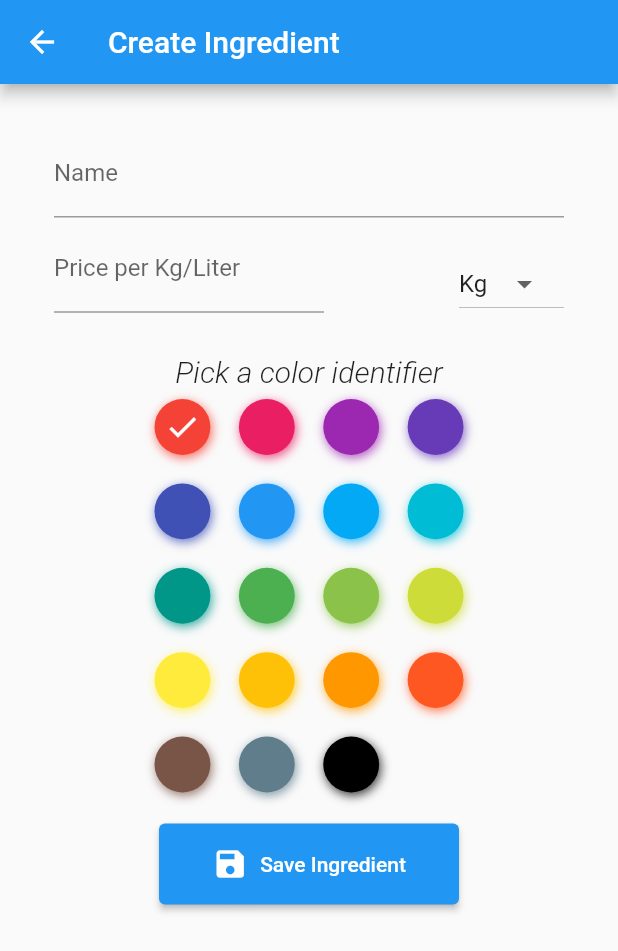
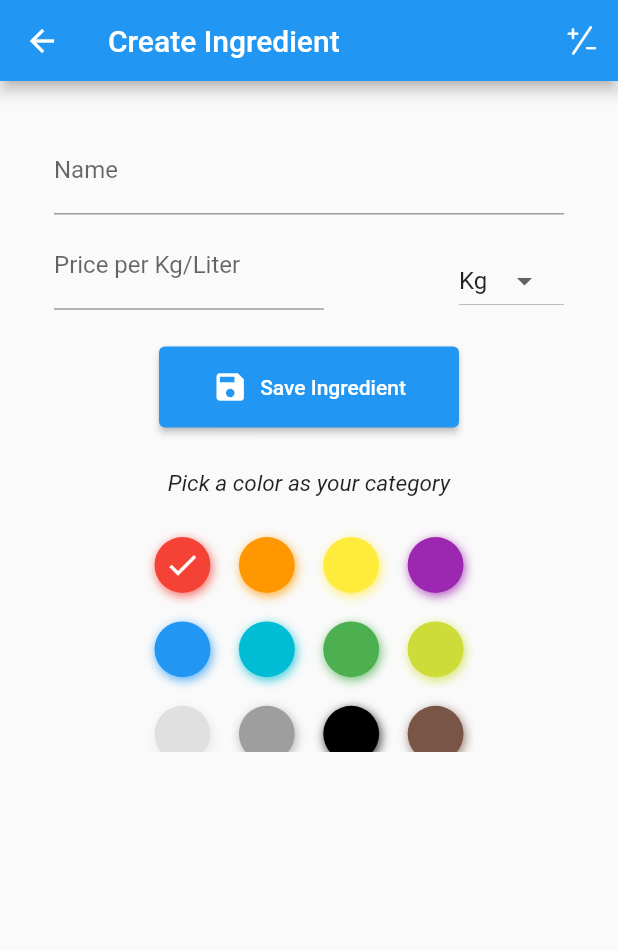
Before and after one commit to jaco2716/ProfitCalculator, a Flutter app: the screen it shows after launch, after a tap on "Create Ingredient", on a phone screen of 412 x 824 dp. Shown: the top 951 px of the screen. Run offline on Flutter 3.47's test engine with Material 2 defaults, Android fonts, the light colour scheme and no system bars; drawn by our look-alikes of flutter_colorpicker; our stand-ins replace file_picker, fl_chart, percent_indicator, share; missing offline and left inert: flutter_simple_calculator.

Commit message:
fejl med komma fix, mililitter og gram fix, in app calculator

```diff
--- a/lib/CreateIngredient.dart
+++ b/lib/CreateIngredient.dart
@@ -5,6 +5,7 @@ import 'package:flutter/services.dart';
 import 'package:flutter_colorpicker/flutter_colorpicker.dart';
 import 'package:profit_calculator/FileManagement.dart';
 import 'package:profit_calculator/Model/EnvironmentConfig.dart' as config;
+import 'package:profit_calculator/MyAppBarWithCalc.dart';
 import 'package:profit_calculator/ObjectManager.dart';
 import 'Model/Ingredient.dart';
 
@@ -40,10 +41,12 @@ class _CreateIngredientState extends State<CreateIngredient> {
 
 //Check if ingredient is being edited and then insert object
   initEditMode() {
+    String tempKg;
     if (widget.editMode ?? false) {
       currentColor = Color(widget.editIngredient.color);
       _name = widget.editIngredient.name;
-      _kgPrice = widget.editIngredient.kgPrice.toString();
+      tempKg = widget.editIngredient.kgPrice.toString();
+      _kgPrice = tempKg.replaceAll('.', ',');
       _measureUnit = widget.editIngredient.measureUnit;
     }
   }
@@ -51,10 +54,13 @@ class _CreateIngredientState extends State<CreateIngredient> {
   @override
   Widget build(BuildContext context) {
     return Scaffold(
-      appBar: AppBar(
-        title: Text('Create Ingredient'),
-      ),
-      body: SingleChildScrollView(
+      appBar: MyAppBarWithCalc('Create Ingredient'),
+      // AppBar(
+      //   title: Text('Create Ingredient'),
+      // ),
+      body: GestureDetector(
+        onTap: () => FocusScope.of(context).unfocus(),
+        child: SingleChildScrollView(
           child: Center(
             child: Container(
               constraints: BoxConstraints(maxWidth: 400),
@@ -86,9 +92,11 @@ class _CreateIngredientState extends State<CreateIngredient> {
                             ),
                             initialValue: _kgPrice,
                             inputFormatters: <TextInputFormatter>[
-                            FilteringTextInputFormatter.allow(RegExp(r'[0-9.]'))
+                              FilteringTextInputFormatter.allow(
+                                  RegExp(r'[0-9,.]'))
                             ],
-                          keyboardType: TextInputType.phone,
+                            keyboardType:
+                                TextInputType.numberWithOptions(decimal: true),
                             validator: (value) => validateDouble(value),
                             onSaved: (value) => _kgPrice = value,
                             onFieldSubmitted: (value) => changeFocus(),
@@ -106,6 +114,8 @@ class _CreateIngredientState extends State<CreateIngredient> {
                                 items: <String>[
                                   "Kg",
                                   "Liter",
+                                  "g",
+                                  "ml",
                                 ].map<DropdownMenuItem<String>>((String value) {
                                   return DropdownMenuItem<String>(
                                     value: value,
@@ -119,21 +129,8 @@ class _CreateIngredientState extends State<CreateIngredient> {
                                 }))
                       ],
                     ),
-                  Text(
-                    '\nPick a color identifier',
-                    style: TextStyle(
-                        fontSize: 20,
-                        fontWeight: FontWeight.w300,
-                        fontStyle: FontStyle.italic),
-                  ),
-                  Container(
-                    padding: EdgeInsets.only(top: 0, right: 50, left: 50),
-                    height: 290,
-                    width: 320,
-                    child: BlockPicker(
-                      pickerColor: currentColor,
-                      onColorChanged: changeColor,
-                    ),
+                    SizedBox(
+                      height: 20,
                     ),
                     Container(
                         width: 200,
@@ -143,7 +140,42 @@ class _CreateIngredientState extends State<CreateIngredient> {
                             label: Text('Save Ingredient'),
                             onPressed: () => _saveIngredient())),
                     SizedBox(
-                    height: 20,
+                      height: 10,
+                    ),
+                    Text(
+                      '\nPick a color as your category',
+                      style: TextStyle(
+                          fontSize: 15,
+                          // fontWeight: FontWeight.w300,
+                          fontStyle: FontStyle.italic),
+                    ),
+                    Padding(
+                      padding: const EdgeInsets.symmetric(
+                          horizontal: 40, vertical: 20),
+                      child: Container(
+                        // color: Colors.blue[100],
+                        padding: EdgeInsets.only(top: 0, right: 20, left: 20),
+                        height: 150,
+                        width: 320,
+                        child: BlockPicker(
+                          availableColors: [
+                            Colors.red,
+                            Colors.orange,
+                            Colors.yellow,
+                            Colors.purple,
+                            Colors.blue,
+                            Colors.cyan,
+                            Colors.green,
+                            Colors.lime,
+                            Colors.grey[300],
+                            Colors.grey,
+                            Colors.black,
+                            Colors.brown,
+                          ],
+                          pickerColor: currentColor,
+                          onColorChanged: changeColor,
+                        ),
+                      ),
                     ),
                     widget.editMode ?? false
                         ? !widget.editIngredient.archived
@@ -170,6 +202,7 @@ class _CreateIngredientState extends State<CreateIngredient> {
             ),
           ),
         ),
+      ),
     );
   }
 
@@ -178,7 +211,8 @@ class _CreateIngredientState extends State<CreateIngredient> {
     if (_formKey.currentState.validate()) {
       _formKey.currentState.save();
 
-      double finalKgPrice = double.parse(_kgPrice);
+      String tempKgPrice = _kgPrice.replaceAll(',', '.');
+      double finalKgPrice = double.parse(tempKgPrice);
 //Create new id or use edit ingredient id
       int newID;
       if (widget.editMode ?? false)
@@ -331,6 +365,7 @@ class _CreateIngredientState extends State<CreateIngredient> {
 //validate that the number is valid
   String validateDouble(String value) {
     try {
+      value = value.replaceAll(',', '.');
       double.parse(value);
       return null;
     } catch (error) {
--- a/lib/FrontPageMenu.dart
+++ b/lib/FrontPageMenu.dart
@@ -20,23 +20,24 @@ class FrontPageMenu extends StatelessWidget {
           //   accountEmail: Text('Guest e-mail'),
           //   accountName: Text('Guest'),
           // ),
-          Container(
-            padding: const EdgeInsets.only(top:50.0),
-            child: Center(child: Icon(Icons.accessibility_new, size: 80, color: Colors.blue,),),
-          ),
+          // Container(
+          //   padding: const EdgeInsets.only(top:50.0),
+          //   child: Center(child: Icon(Icons.accessibility_new, size: 80, color: Colors.blue,),),
+          // ),
           Container(
             padding: EdgeInsets.all(30),
-            child: Center(child: Text('Welcome', style: TextStyle(fontSize: 30, fontWeight: FontWeight.w200,)))),
+            child: Center(child: Text('Menu', style: TextStyle(fontSize: 30, fontWeight: FontWeight.w200,)))),
+          drawerListTile(Icon(Icons.add), "Create Ingredient", CreateIngredient(), context),
+          drawerListTile(Icon(Icons.add), "Create Meal", CreateMeal(), context),
+          Divider(),
           drawerListTile(Icon(Icons.list), "All Ingredients", IngredientList(), context),
           drawerListTile(Icon(Icons.list), "All Meals", MealList(), context),
           Divider(),
-          drawerListTile(Icon(Icons.add), "Create Ingredient", CreateIngredient(), context),
+          drawerListTile(Icon(Icons.settings), "Settings", SettingsPage(), context),
           // Divider(),
-          drawerListTile(Icon(Icons.add), "Create Meal", CreateMeal(), context),
-          Divider(),
-          drawerListTile(Icon(Icons.settings), "Settings", SettingsPage(), context),
+          // drawerListTile(Icon(Icons.settings), "Settings", SettingsPage(), context),
+
           // drawerListTile(Icon(Icons.show_chart), "Charts", ChartPage(), context),
-          // Divider(),
         ],
       ),
     );
--- /dev/null
+++ b/lib/MyAppBarWithCalc.dart
@@ -0,0 +1,28 @@
+import 'package:flutter/cupertino.dart';
+import 'package:flutter/material.dart';
+import 'package:profit_calculator/CalculatorPage.dart';
+
+class MyAppBarWithCalc extends StatelessWidget implements PreferredSizeWidget {
+  final String _title;
+  MyAppBarWithCalc(this._title);
+
+  @override
+  Size get preferredSize => const Size.fromHeight(54);
+
+  @override
+  Widget build(BuildContext context) {
+    return AppBar(
+      title: Text(_title),
+      actions: [
+        IconButton(
+            icon: Icon(CupertinoIcons.plus_slash_minus),
+            onPressed: () {
+              // Scaffold.of(context).showBottomSheet((context) => CalculatorPage());
+              ScaffoldMessenger.of(context).removeCurrentSnackBar();
+              ScaffoldMessenger.of(context).showSnackBar(SnackBar(content: CalculatorPage(),duration: Duration(hours: 24),behavior: SnackBarBehavior.floating,));
+
+            })
+      ],
+    );
+  }
+}
--- a/lib/main.dart
+++ b/lib/main.dart
@@ -1,7 +1,10 @@
 
+import 'package:flutter/cupertino.dart';
 import 'package:flutter/material.dart';
+import 'package:profit_calculator/CalculatorPage.dart';
 import 'package:profit_calculator/FileManagement.dart';
 import 'package:profit_calculator/FrontPageMenu.dart';
+import 'package:profit_calculator/MyAppBarWithCalc.dart';
 import 'Model/EnvironmentConfig.dart' as config;
 
 void main() {
@@ -41,9 +44,9 @@ class _MyHomePageState extends State<MyHomePage> {
   @override
   Widget build(BuildContext context) {
     return Scaffold(
-        appBar: AppBar(
-          // centerTitle: true,
-          title: Text('Profit Calculator'),
+        appBar: MyAppBarWithCalc('Profit Calculator'),
+        // appBar: AppBar(//MyAppBarWithCalc('Profit Calculator'),
+          // title: Text('Profit Calculator'),
           // actions: [
           //   IconButton(
           //     icon: Icon(Icons.save),
@@ -64,7 +67,7 @@ class _MyHomePageState extends State<MyHomePage> {
           //     },
           //   )
           // ],
-        ),
+        // ),
         // drawer: MyDrawer(),
         // body: MealList());
         body: FrontPageMenu());
--- a/pubspec.yaml
+++ b/pubspec.yaml
@@ -29,6 +29,7 @@ dependencies:
   path_provider: ^1.6.27
   share: ^0.6.5+4
   file_picker: ^2.1.6
+  flutter_simple_calculator: ^1.0.4
 
   # The following adds the Cupertino Icons font to your application.
   # Use with the CupertinoIcons class for iOS style icons.
```
Also changed, not shown: lib/CalculatorPage.dart (added, +46 -0 lines), lib/CreateMeal.dart (+14 -6 lines), lib/IngredientList.dart (+12 -0 lines), lib/MealList.dart (+8 -3 lines), lib/Model/Meal.dart (+5 -2 lines), lib/MyCustomSnackBar.dart (added, +72 -0 lines), lib/SingleMeal.dart (+16 -3 lines), pubspec.lock. Lines whose indentation alone changed are shown as unchanged.
